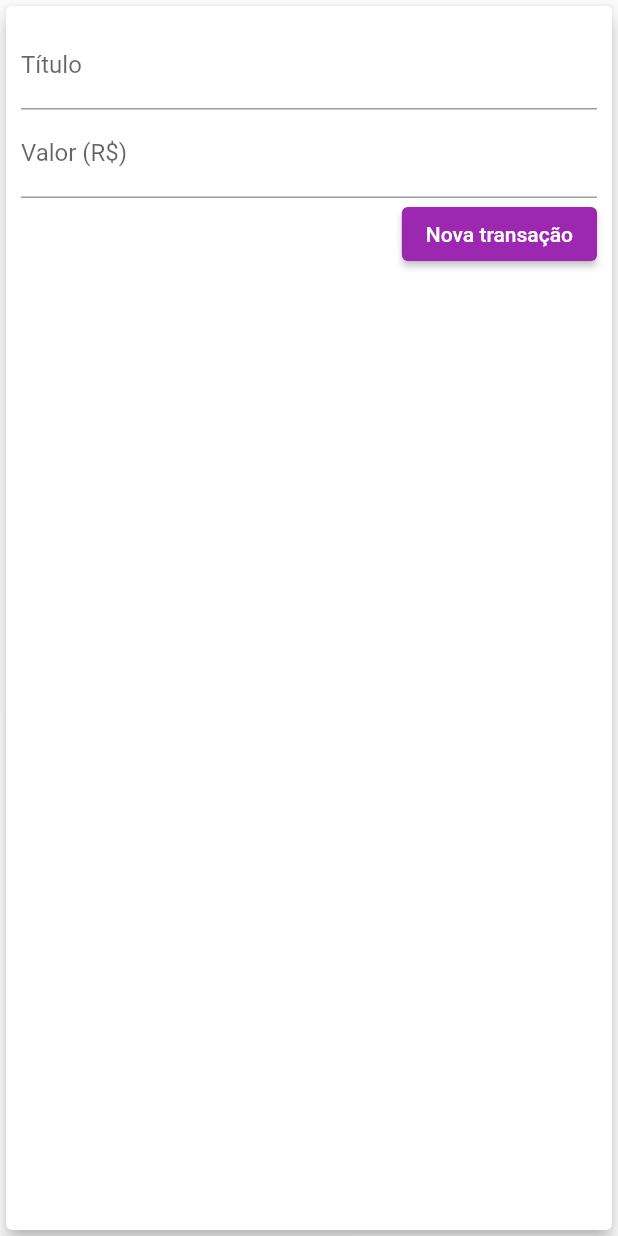
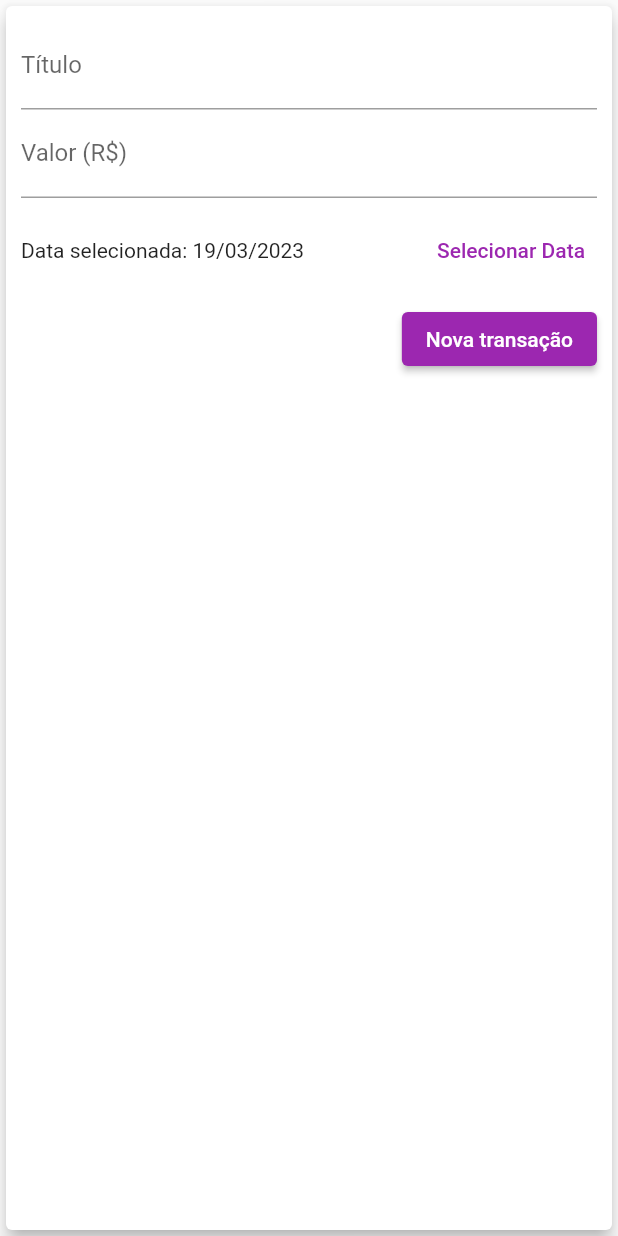
Before and after one commit to GabrielyMachado/ryc_flutter_expenses_m4, a Flutter app: the TransactionForm widget shown alone on an empty page, opened directly with empty values, after a tap on "Nova transação", on a phone screen of 412 x 824 dp. Run offline on Flutter 3.47's test engine with Material 2 defaults, Android fonts, the phone set to English and light mode, and no system bars.

Commit message:
feat(home):; adiciona seleção da data

```diff
--- a/lib/components/chart.dart
+++ b/lib/components/chart.dart
@@ -53,7 +53,9 @@ class Chart extends StatelessWidget {
               child: ChartBar(
                 label: tr['day'].toString(),
                 value: (tr['value'] as double),
-                percentage: (tr['value'] as double) / _weekTotalValue,
+                percentage: _weekTotalValue == 0
+                    ? 0
+                    : (tr['value'] as double) / _weekTotalValue,
               ),
             );
           }).toList(),
--- a/lib/components/transaction_form.dart
+++ b/lib/components/transaction_form.dart
@@ -1,7 +1,8 @@
 import 'package:flutter/material.dart';
+import 'package:intl/intl.dart';
 
 class TransactionForm extends StatefulWidget {
-  final void Function(String, double) onSubmit;
+  final void Function(String, double, DateTime) onSubmit;
   TransactionForm(this.onSubmit, {super.key});
 
   @override
@@ -9,18 +10,35 @@ class TransactionForm extends StatefulWidget {
 }
 
 class _TransactionFormState extends State<TransactionForm> {
-  final titleController = TextEditingController();
-
-  final valueController = TextEditingController();
+  final _titleController = TextEditingController();
+  final _valueController = TextEditingController();
+  DateTime _selectedDate = DateTime.now();
 
   _submitForm() {
-    final title = titleController.text;
-    final value = double.tryParse(valueController.text) ?? 0.0;
+    final title = _titleController.text;
+    final value = double.tryParse(_valueController.text) ?? 0.0;
 
     if (title.isEmpty || value <= 0) {
       return;
     }
-    widget.onSubmit(title, value);
+    widget.onSubmit(title, value, _selectedDate);
+  }
+
+  _showDatePicker() {
+    showDatePicker(
+      context: context,
+      initialDate: DateTime.now(),
+      firstDate: DateTime(2022),
+      lastDate: DateTime.now(),
+    ).then((pickedDate) {
+      if (pickedDate == null) {
+        return;
+      }
+
+      setState(() {
+        _selectedDate = pickedDate;
+      });
+    });
   }
 
   @override
@@ -33,7 +51,7 @@ class _TransactionFormState extends State<TransactionForm> {
           children: [
             TextField(
               onSubmitted: (_) => _submitForm(),
-              controller: titleController,
+              controller: _titleController,
               decoration: const InputDecoration(
                 labelText: 'Título',
               ),
@@ -42,9 +60,27 @@ class _TransactionFormState extends State<TransactionForm> {
               keyboardType:
                   const TextInputType.numberWithOptions(decimal: true),
               onSubmitted: (_) => _submitForm(),
-              controller: valueController,
+              controller: _valueController,
               decoration: const InputDecoration(
                 labelText: 'Valor (R\$)',
+              ),
+            ),
+            Container(
+              height: 70,
+              child: Row(
+                children: [
+                  Expanded(
+                    child: Text(
+                      'Data selecionada: ${DateFormat('dd/MM/y').format(_selectedDate)}',
+                    ),
+                  ),
+                  TextButton(
+                    onPressed: _showDatePicker,
+                    child: const Text(
+                      'Selecionar Data',
+                    ),
+                  )
+                ],
               ),
             ),
             Row(
@@ -52,11 +88,6 @@ class _TransactionFormState extends State<TransactionForm> {
               children: [
                 ElevatedButton(
                   onPressed: _submitForm,
-                  style: const ButtonStyle(
-                      foregroundColor: MaterialStatePropertyAll(
-                        Colors.white,
-                      ),
-                      backgroundColor: MaterialStatePropertyAll(Colors.purple)),
                   child: const Text('Nova transação'),
                 ),
               ],
```
Also changed, not shown: lib/main.dart (+4 -29 lines).
